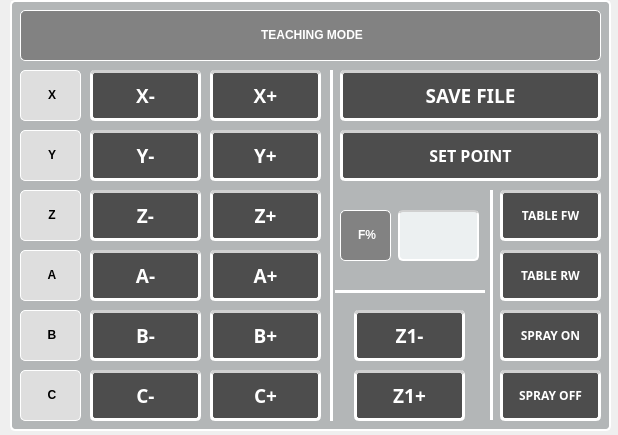
Before: the Qt Designer form QtPaintingChair/teachWindow.ui in NguyenKhanh2101993/Painting_Chair_Robot_ver02, drawn with Qt 5.
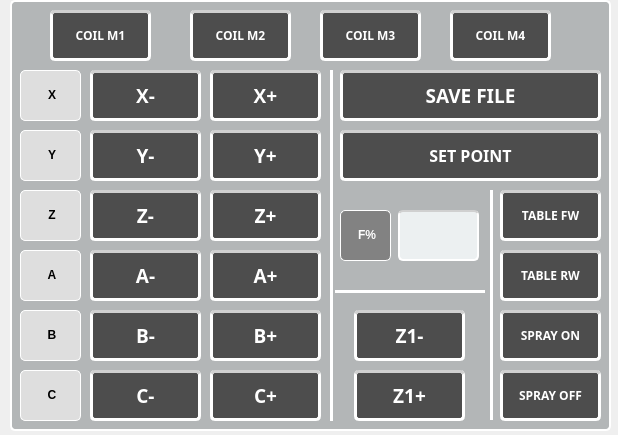
After: the same form once the commit is applied. Icons and pictures are not drawn.

What changed in the file:
```diff
--- a/QtPaintingChair/teachWindow.ui
+++ b/QtPaintingChair/teachWindow.ui
@@ -49,26 +49,6 @@
    <property name="frameShadow">
     <enum>QFrame::Plain</enum>
    </property>
-   <widget class="QLabel" name="label_39">
-    <property name="geometry">
-     <rect>
-      <x>10</x>
-      <y>10</y>
-      <width>581</width>
-      <height>51</height>
-     </rect>
-    </property>
-    <property name="styleSheet">
-     <string notr="true">background-color: rgb(130, 130, 130);
-font: 75 14pt &quot;Arial&quot; bold;
-color: rgb(255, 255, 255);
-border: 1px solid rgb(255, 255, 255);
-border-radius: 5px</string>
-    </property>
-    <property name="text">
-     <string>&lt;html&gt;&lt;head/&gt;&lt;body&gt;&lt;p align=&quot;center&quot;&gt;&lt;span style=&quot; font-weight:600;&quot;&gt;TEACHING MODE&lt;/span&gt;&lt;/p&gt;&lt;/body&gt;&lt;/html&gt;</string>
-    </property>
-   </widget>
    <widget class="QLabel" name="label_40">
     <property name="geometry">
      <rect>
@@ -1279,6 +1259,206 @@
      <bool>false</bool>
     </property>
    </widget>
+   <widget class="QPushButton" name="pushButton_coilM1">
+    <property name="geometry">
+     <rect>
+      <x>40</x>
+      <y>10</y>
+      <width>101</width>
+      <height>51</height>
+     </rect>
+    </property>
+    <property name="font">
+     <font>
+      <family>Arial 12</family>
+      <pointsize>9</pointsize>
+      <weight>75</weight>
+      <italic>false</italic>
+      <bold>true</bold>
+     </font>
+    </property>
+    <property name="mouseTracking">
+     <bool>false</bool>
+    </property>
+    <property name="focusPolicy">
+     <enum>Qt::StrongFocus</enum>
+    </property>
+    <property name="autoFillBackground">
+     <bool>false</bool>
+    </property>
+    <property name="styleSheet">
+     <string notr="true">QPushButton{
+	background-color: rgb(77, 77, 77);
+	color: rgb(255, 255, 255);
+	border: 3px solid rgb(255, 255, 255);
+	border-radius: 5px;
+	border-top-color: rgb(208, 208, 208);
+}
+QPushButton:hover {
+	border: 3px solid rgb(255, 0, 0);
+	color: rgb(255, 0, 0);
+}
+QPushButton:pressed {
+	background-color: rgb(163, 228, 215);
+}</string>
+    </property>
+    <property name="text">
+     <string>COIL M1</string>
+    </property>
+    <property name="flat">
+     <bool>false</bool>
+    </property>
+   </widget>
+   <widget class="QPushButton" name="pushButton_coilM2">
+    <property name="geometry">
+     <rect>
+      <x>180</x>
+      <y>10</y>
+      <width>101</width>
+      <height>51</height>
+     </rect>
+    </property>
+    <property name="font">
+     <font>
+      <family>Arial 12</family>
+      <pointsize>9</pointsize>
+      <weight>75</weight>
+      <italic>false</italic>
+      <bold>true</bold>
+     </font>
+    </property>
+    <property name="mouseTracking">
+     <bool>false</bool>
+    </property>
+    <property name="focusPolicy">
+     <enum>Qt::StrongFocus</enum>
+    </property>
+    <property name="autoFillBackground">
+     <bool>false</bool>
+    </property>
+    <property name="styleSheet">
+     <string notr="true">QPushButton{
+	background-color: rgb(77, 77, 77);
+	color: rgb(255, 255, 255);
+	border: 3px solid rgb(255, 255, 255);
+	border-radius: 5px;
+	border-top-color: rgb(208, 208, 208);
+}
+QPushButton:hover {
+	border: 3px solid rgb(255, 0, 0);
+	color: rgb(255, 0, 0);
+}
+QPushButton:pressed {
+	background-color: rgb(163, 228, 215);
+}</string>
+    </property>
+    <property name="text">
+     <string>COIL M2</string>
+    </property>
+    <property name="flat">
+     <bool>false</bool>
+    </property>
+   </widget>
+   <widget class="QPushButton" name="pushButton_coilM3">
+    <property name="geometry">
+     <rect>
+      <x>310</x>
+      <y>10</y>
+      <width>101</width>
+      <height>51</height>
+     </rect>
+    </property>
+    <property name="font">
+     <font>
+      <family>Arial 12</family>
+      <pointsize>9</pointsize>
+      <weight>75</weight>
+      <italic>false</italic>
+      <bold>true</bold>
+     </font>
+    </property>
+    <property name="mouseTracking">
+     <bool>false</bool>
+    </property>
+    <property name="focusPolicy">
+     <enum>Qt::StrongFocus</enum>
+    </property>
+    <property name="autoFillBackground">
+     <bool>false</bool>
+    </property>
+    <property name="styleSheet">
+     <string notr="true">QPushButton{
+	background-color: rgb(77, 77, 77);
+	color: rgb(255, 255, 255);
+	border: 3px solid rgb(255, 255, 255);
+	border-radius: 5px;
+	border-top-color: rgb(208, 208, 208);
+}
+QPushButton:hover {
+	border: 3px solid rgb(255, 0, 0);
+	color: rgb(255, 0, 0);
+}
+QPushButton:pressed {
+	background-color: rgb(163, 228, 215);
+}</string>
+    </property>
+    <property name="text">
+     <string>COIL M3</string>
+    </property>
+    <property name="flat">
+     <bool>false</bool>
+    </property>
+   </widget>
+   <widget class="QPushButton" name="pushButton_coilM4">
+    <property name="geometry">
+     <rect>
+      <x>440</x>
+      <y>10</y>
+      <width>101</width>
+      <height>51</height>
+     </rect>
+    </property>
+    <property name="font">
+     <font>
+      <family>Arial 12</family>
+      <pointsize>9</pointsize>
+      <weight>75</weight>
+      <italic>false</italic>
+      <bold>true</bold>
+     </font>
+    </property>
+    <property name="mouseTracking">
+     <bool>false</bool>
+    </property>
+    <property name="focusPolicy">
+     <enum>Qt::StrongFocus</enum>
+    </property>
+    <property name="autoFillBackground">
+     <bool>false</bool>
+    </property>
+    <property name="styleSheet">
+     <string notr="true">QPushButton{
+	background-color: rgb(77, 77, 77);
+	color: rgb(255, 255, 255);
+	border: 3px solid rgb(255, 255, 255);
+	border-radius: 5px;
+	border-top-color: rgb(208, 208, 208);
+}
+QPushButton:hover {
+	border: 3px solid rgb(255, 0, 0);
+	color: rgb(255, 0, 0);
+}
+QPushButton:pressed {
+	background-color: rgb(163, 228, 215);
+}</string>
+    </property>
+    <property name="text">
+     <string>COIL M4</string>
+    </property>
+    <property name="flat">
+     <bool>false</bool>
+    </property>
+   </widget>
   </widget>
  </widget>
  <resources/>
```
